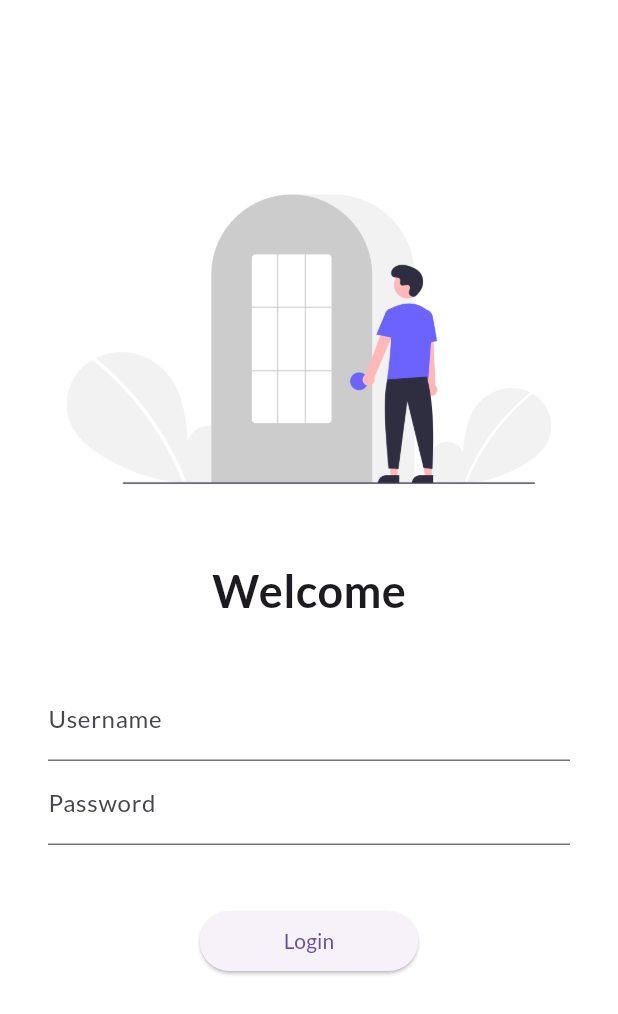
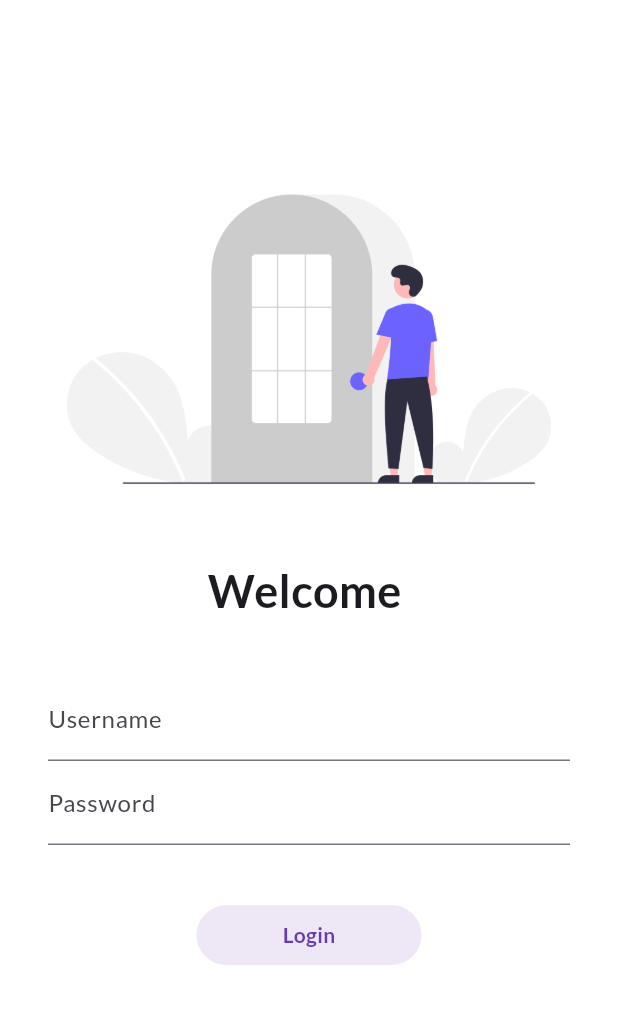
Before and after one commit to ijas9118/flutter-catalog, a Flutter app: the screen it shows after launch, on a phone screen of 412 x 824 dp. Shown: the top 1014 px of the screen. Run offline on Flutter 3.47's test engine with Material 3 defaults, Android fonts, the phone set to English and light mode, and no system bars; our stand-ins replace google_fonts.

Commit message:
Day 6 completed

```diff
--- a/lib/pages/login_page.dart
+++ b/lib/pages/login_page.dart
@@ -3,8 +3,16 @@
 import 'package:flutter/material.dart';
 import 'package:flutter_catalog/utils/routes.dart';
 
-class LoginPage extends StatelessWidget {
+class LoginPage extends StatefulWidget {
   const LoginPage({super.key});
+
+  @override
+  State<LoginPage> createState() => _LoginPageState();
+}
+
+class _LoginPageState extends State<LoginPage> {
+  String name = "";
+  bool changeButton = false;
 
   @override
   Widget build(BuildContext context) {
@@ -23,8 +31,8 @@ class LoginPage extends StatelessWidget {
             SizedBox(
               height: 20,
             ),
-            const Text(
-              'Welcome',
+            Text(
+              'Welcome $name',
               style: TextStyle(
                 fontSize: 30,
                 fontWeight: FontWeight.bold,
@@ -43,6 +51,10 @@ class LoginPage extends StatelessWidget {
                       hintText: 'Enter username',
                       labelText: 'Username',
                     ),
+                    onChanged: (value) {
+                      name = value;
+                      setState(() {});
+                    },
                   ),
                   TextFormField(
                     obscureText: true,
@@ -54,19 +66,51 @@ class LoginPage extends StatelessWidget {
                   SizedBox(
                     height: 40,
                   ),
-                  ElevatedButton(
-                    onPressed: () {
+                  InkWell(
+                    onTap: () async {
+                      setState(() {
+                        changeButton = true;
+                      });
+                      await Future.delayed(
+                        Duration(milliseconds: 500),
+                      );
                       Navigator.pushNamed(context, MyRoutes.homeRoute);
                     },
-                    child: Padding(
-                      padding: const EdgeInsets.symmetric(
-                          vertical: 8.0, horizontal: 32),
-                      child: Text("Login"),
+                    child: AnimatedContainer(
+                      duration: Duration(milliseconds: 500),
+                      alignment: Alignment.center,
+                      width: changeButton ? 40 : 150,
+                      height: 40,
+                      decoration: BoxDecoration(
+                          color: Colors.deepPurple.shade50,
+                          borderRadius: BorderRadius.circular(50)),
+                      child: changeButton
+                          ? Icon(
+                              Icons.done,
+                              color: Colors.deepPurple.shade500,
+                            )
+                          : Text(
+                              "Login",
+                              style: TextStyle(
+                                color: Colors.deepPurple.shade500,
+                                fontWeight: FontWeight.bold,
+                              ),
+                            ),
                     ),
-                    // style: TextButton.styleFrom(
-                    //   backgroundColor: Color.fromARGB(255, 104, 225, 175),
-                    // ),
                   ),
+                  // ElevatedButton(
+                  //   onPressed: () {
+                  //     Navigator.pushNamed(context, MyRoutes.homeRoute);
+                  //   },
+                  //   child: Padding(
+                  //     padding: const EdgeInsets.symmetric(
+                  //         vertical: 8.0, horizontal: 32),
+                  //     child: Text("Login"),
+                  //   ),
+                  //   // style: TextButton.styleFrom(
+                  //   //   backgroundColor: Color.fromARGB(255, 104, 225, 175),
+                  //   // ),
+                  // ),
                 ],
               ),
             ),
```
